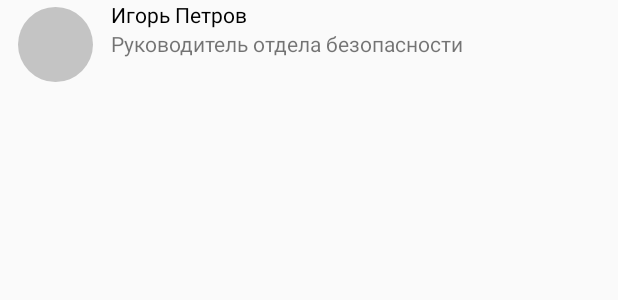
After one commit to AlekseyMinai/TestTaskISpring, an Android app: the layout item_list_experts.xml on its own in the app's theme, with its tools: preview values and no code run, on a phone screen of 412 x 824 dp. The commit adds this screen. Shown: the top 300 px of the screen. Run offline under Robolectric (Android 15) with nearby library versions, the phone set to English and light mode, and no system bars.

Commit message:
added experts (mock)

```diff
--- a/app/src/main/java/com/alesno/testtaskispring/ui/videoactivity/recyclerview/VideoViewHolder.kt
+++ b/app/src/main/java/com/alesno/testtaskispring/ui/videoactivity/recyclerview/TopicsViewHolder.kt
@@ -3,7 +3,7 @@ package com.alesno.testtaskispring.ui.videoactivity.recyclerview
 import androidx.recyclerview.widget.RecyclerView
 import com.alesno.testtaskispring.databinding.ItemListTopicsBinding
 
-class VideoViewHolder(val binding: ItemListTopicsBinding): RecyclerView.ViewHolder(binding.root) {
+class TopicsViewHolder(val binding: ItemListTopicsBinding): RecyclerView.ViewHolder(binding.root) {
 
     fun bind(topic: String){
         binding.topic = topic
--- /dev/null
+++ b/app/src/main/res/drawable/shape_item_experts.xml
@@ -0,0 +1,8 @@
+<?xml version="1.0" encoding="utf-8"?>
+<selector xmlns:android="http://schemas.android.com/apk/res/android">
+    <item>
+        <shape android:shape="oval">
+            <solid android:color="@color/colorGrey"/>
+        </shape>
+    </item>
+</selector>
--- /dev/null
+++ b/app/src/main/res/layout/item_list_experts.xml
@@ -0,0 +1,36 @@
+<?xml version="1.0" encoding="utf-8"?>
+<layout>
+    <data>
+        <variable
+                name="expert"
+                type="com.alesno.testtaskispring.model.objectbox.entities.ExpertObject" />
+    </data>
+
+<LinearLayout xmlns:android="http://schemas.android.com/apk/res/android"
+        android:orientation="horizontal" android:layout_width="match_parent"
+        android:layout_height="60dp">
+
+    <ImageView
+            android:layout_width="50dp"
+            android:layout_height="50dp"
+            android:layout_gravity="center_vertical"
+            android:layout_margin="@dimen/item_margin"
+            android:background="@drawable/shape_item_experts"/>
+
+    <LinearLayout
+            android:layout_width="wrap_content"
+            android:layout_height="match_parent"
+            android:orientation="vertical">
+        <TextView
+                android:layout_width="wrap_content"
+                android:layout_height="wrap_content"
+                android:textColor="@color/colorBlack"
+                android:text="Игорь Петров"/>
+        <TextView
+                android:layout_width="wrap_content"
+                android:layout_height="wrap_content"
+                android:text="Руководитель отдела безопасности"/>
+    </LinearLayout>
+
+</LinearLayout>
+</layout>
--- a/app/src/main/res/layout/item_list_movie.xml
+++ b/app/src/main/res/layout/item_list_movie.xml
@@ -22,15 +22,15 @@
 
         <TextView android:layout_width="match_parent"
                   android:layout_height="wrap_content"
-                  android:layout_margin="@dimen/item_text_margin"
+                  android:layout_margin="@dimen/item_margin"
                   android:textColor="@color/colorBlack"
                   android:textSize="@dimen/item_text_size"
                   android:text="@{video.title}"/>
 
         <TextView android:layout_width="match_parent"
                   android:layout_height="wrap_content"
-                  android:layout_marginStart="@dimen/item_text_margin"
-                  android:layout_marginBottom="@dimen/item_text_margin"
+                  android:layout_marginStart="@dimen/item_margin"
+                  android:layout_marginBottom="@dimen/item_margin"
                   android:text="В процессе (72%)" />
     </LinearLayout>
 
--- a/app/src/main/res/layout/item_list_topics.xml
+++ b/app/src/main/res/layout/item_list_topics.xml
@@ -15,7 +15,7 @@
             android:layout_margin="@dimen/margin_item_expert"
             android:textColor="@color/colorBlack"
             android:padding="@dimen/padding_item_expert"
-            android:background="@drawable/shape_item_expert"
+            android:background="@drawable/shape_item_topics"
             android:text="@{topic.toString()}"/>
 </FrameLayout>
 </layout>
--- a/app/src/main/res/values/dimens.xml
+++ b/app/src/main/res/values/dimens.xml
@@ -1,7 +1,7 @@
 <?xml version="1.0" encoding="utf-8"?>
 <resources>
     <dimen name="tab_layout_height">80dp</dimen>
-    <dimen name="item_text_margin">12dp</dimen>
+    <dimen name="item_margin">12dp</dimen>
     <dimen name="item_checkbox_margin">12dp</dimen>
     <dimen name="item_text_size">18sp</dimen>
     <dimen name="item_height">320dp</dimen>
```
Also changed, not shown: app/src/main/java/com/alesno/testtaskispring/common/BindingAdapters.kt (+9 -2 lines), app/src/main/java/com/alesno/testtaskispring/ui/videoactivity/VideoFragment.kt (+13 -4 lines), app/src/main/java/com/alesno/testtaskispring/ui/videoactivity/VideoViewModel.kt (+8 -0 lines), app/src/main/java/com/alesno/testtaskispring/ui/videoactivity/recyclerview/ExpertsAdapter.kt (added, +20 -0 lines), app/src/main/java/com/alesno/testtaskispring/ui/videoactivity/recyclerview/ExpertsViewHolder.kt (added, +14 -0 lines), app/src/main/java/com/alesno/testtaskispring/ui/videoactivity/recyclerview/TopicsAdapter.kt (renamed from app/src/main/java/com/alesno/testtaskispring/ui/videoactivity/recyclerview/VideoAdapter.kt, +4 -4 lines), app/src/main/res/layout/fragment_video.xml (+7 -6 lines), app/src/main/res/drawable/shape_item_topics.xml (renamed from app/src/main/res/drawable/shape_item_expert.xml).
